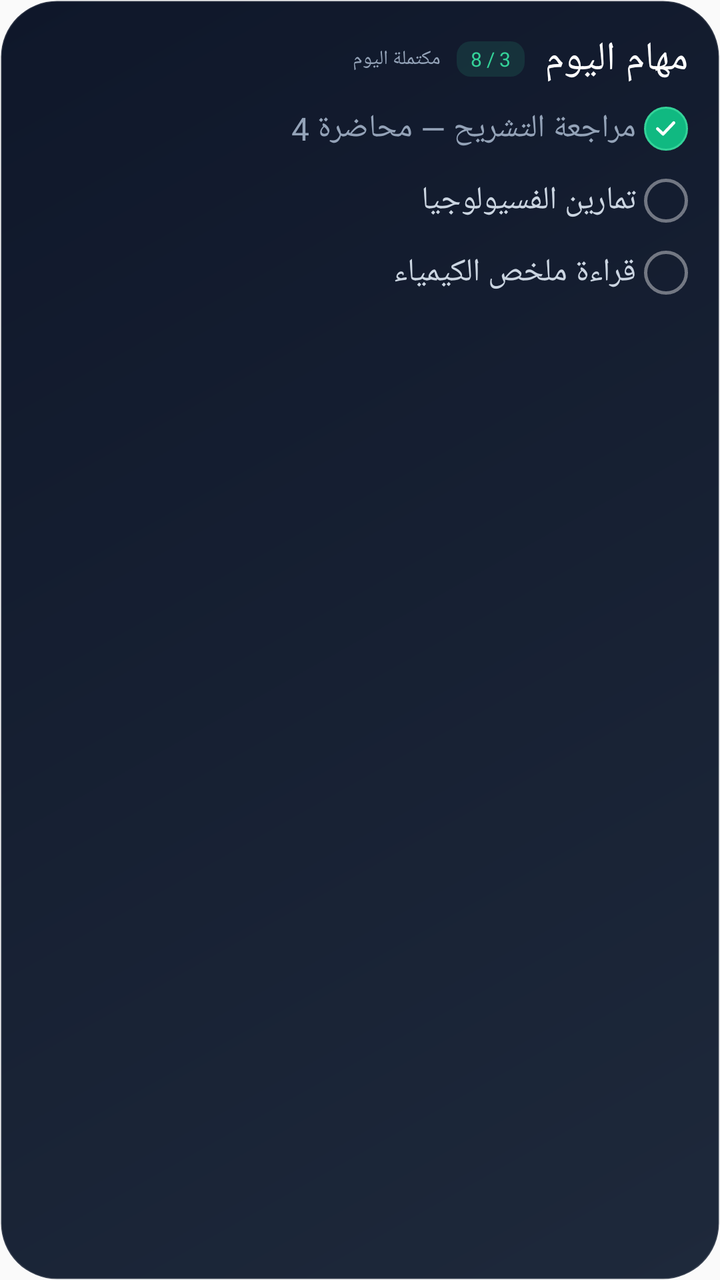
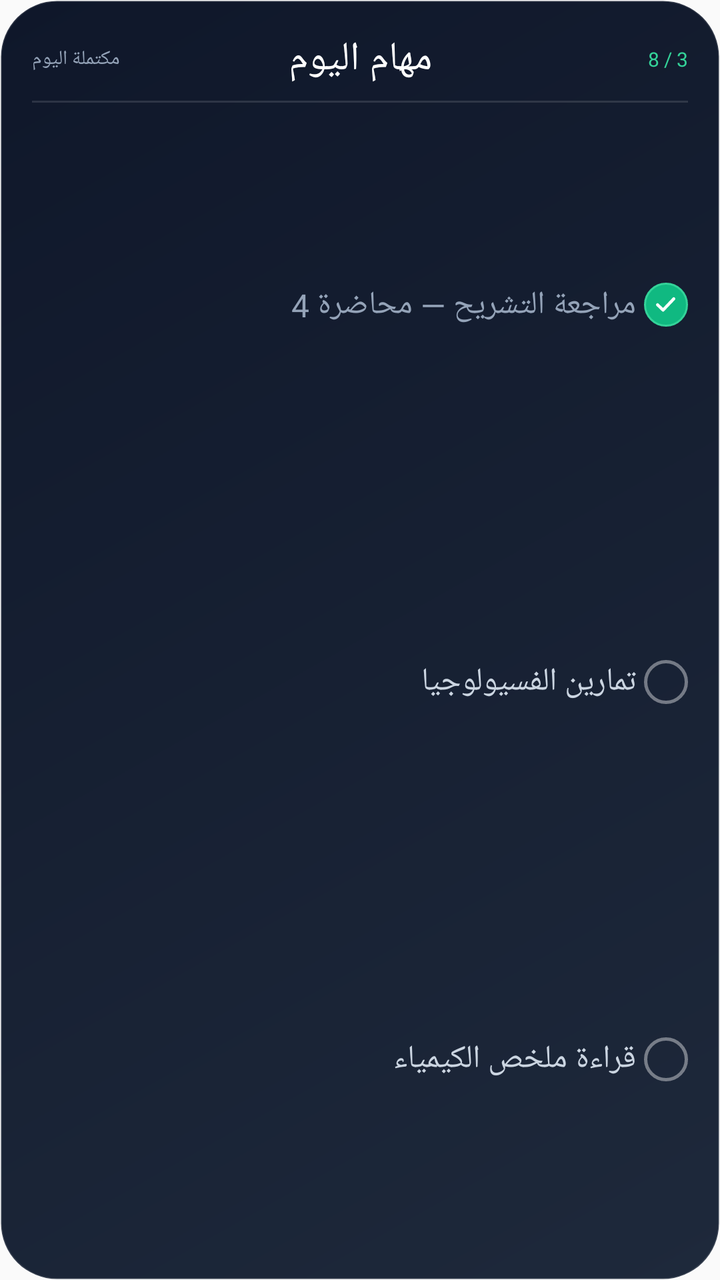

Before-and-after screenshots of an Android layout around one commit, followed by the original layout XML and the change that was made.
<!-- AndroidManifest.xml: application theme AppTheme -->
<!-- res/layout/widget_today_tasks_preview.xml -->
<?xml version="1.0" encoding="utf-8"?>
<LinearLayout xmlns:android="http://schemas.android.com/apk/res/android"
    android:layout_width="match_parent"
    android:layout_height="match_parent"
    android:layoutDirection="rtl"
    android:background="@drawable/widget_bg_tasks"
    android:orientation="vertical"
    android:padding="16dp">

    <LinearLayout
        android:layout_width="match_parent"
        android:layout_height="wrap_content"
        android:gravity="center_vertical"
        android:orientation="horizontal">

        <TextView
            android:layout_width="wrap_content"
            android:layout_height="wrap_content"
            android:fontFamily="@font/tajawal_extrabold"
            android:maxLines="1"
            android:text="@string/widget_today_tasks_label"
            android:textColor="#FFFFFFFF"
            android:textSize="20sp" />

        <TextView
            android:layout_width="wrap_content"
            android:layout_height="wrap_content"
            android:layout_marginStart="10dp"
            android:background="@drawable/widget_preview_pill_green"
            android:fontFamily="@font/tajawal_bold"
            android:paddingStart="7dp"
            android:paddingTop="2dp"
            android:paddingEnd="7dp"
            android:paddingBottom="2dp"
            android:text="@string/widget_today_tasks_preview_count"
            android:textColor="#FF34D399"
            android:textSize="10sp" />

        <TextView
            android:layout_width="wrap_content"
            android:layout_height="wrap_content"
            android:layout_marginStart="8dp"
            android:fontFamily="@font/tajawal_regular"
            android:maxLines="1"
            android:text="مكتملة اليوم"
            android:textColor="#FF94A3B8"
            android:textSize="10sp" />
    </LinearLayout>

    <LinearLayout
        android:layout_width="match_parent"
        android:layout_height="30dp"
        android:layout_marginTop="6dp"
        android:gravity="center_vertical"
        android:orientation="horizontal">
        <FrameLayout
            android:layout_width="22dp"
            android:layout_height="22dp"
            android:layout_marginEnd="4dp"
            android:background="@drawable/widget_circle_done">
            <ImageView
                android:layout_width="13dp"
                android:layout_height="13dp"
                android:layout_gravity="center"
                android:contentDescription="@null"
                android:src="@drawable/widget_ic_check"
                android:tint="#FFFFFFFF" />
        </FrameLayout>
        <TextView
            android:layout_width="0dp"
            android:layout_height="wrap_content"
            android:layout_weight="1"
            android:fontFamily="@font/tajawal_regular"
            android:maxLines="1"
            android:text="@string/widget_today_tasks_preview_task_done"
            android:textColor="#FF94A3B8"
            android:textSize="16sp" />
    </LinearLayout>

    <LinearLayout
        android:layout_width="match_parent"
        android:layout_height="30dp"
        android:layout_marginTop="6dp"
        android:gravity="center_vertical"
        android:orientation="horizontal">
        <ImageView
            android:layout_width="22dp"
            android:layout_height="22dp"
            android:layout_marginEnd="4dp"
            android:background="@drawable/widget_circle_empty" />
        <TextView
            android:layout_width="0dp"
            android:layout_height="wrap_content"
            android:layout_weight="1"
            android:fontFamily="@font/tajawal_bold"
            android:maxLines="1"
            android:text="@string/widget_today_tasks_preview_task_open"
            android:textColor="#FFCBD5E1"
            android:textSize="16sp" />
    </LinearLayout>

    <LinearLayout
        android:layout_width="match_parent"
        android:layout_height="30dp"
        android:layout_marginTop="6dp"
        android:gravity="center_vertical"
        android:orientation="horizontal">
        <ImageView
            android:layout_width="22dp"
            android:layout_height="22dp"
            android:layout_marginEnd="4dp"
            android:background="@drawable/widget_circle_empty" />
        <TextView
            android:layout_width="0dp"
            android:layout_height="wrap_content"
            android:layout_weight="1"
            android:fontFamily="@font/tajawal_bold"
            android:maxLines="1"
            android:text="@string/widget_today_tasks_preview_task_open2"
            android:textColor="#FFCBD5E1"
            android:textSize="16sp" />
    </LinearLayout>
</LinearLayout>
<!-- resources referenced by this layout -->
<resources>
  <!-- drawable widget_bg_tasks (drawable) -->
  <?xml version="1.0" encoding="utf-8"?>
  <shape xmlns:android="http://schemas.android.com/apk/res/android"
      android:shape="rectangle">
      <gradient
          android:angle="135"
          android:endColor="#FF0F172A"
          android:startColor="#FF1E293B"
          android:type="linear" />
      <corners android:radius="28dp" />
      <stroke
          android:width="1dp"
          android:color="#1FFFFFFF" />
  </shape>
  <!-- drawable widget_circle_done (drawable) -->
  <?xml version="1.0" encoding="utf-8"?>
  <shape xmlns:android="http://schemas.android.com/apk/res/android"
      android:shape="oval">
      <solid android:color="#FF10B981" />
      <stroke
          android:width="1dp"
          android:color="#FF34D399" />
  </shape>
  <!-- drawable widget_circle_empty (drawable) -->
  <?xml version="1.0" encoding="utf-8"?>
  <shape xmlns:android="http://schemas.android.com/apk/res/android"
      android:shape="oval">
      <stroke
          android:width="1.5dp"
          android:color="#66FFFFFF" />
  </shape>
  <!-- drawable widget_ic_check (drawable) -->
  <?xml version="1.0" encoding="utf-8"?>
  <vector xmlns:android="http://schemas.android.com/apk/res/android"
      android:width="24dp"
      android:height="24dp"
      android:viewportWidth="24"
      android:viewportHeight="24">
      <path
          android:name="check"
          android:pathData="M4.5,12.4 L9.6,17.3 L19.5,6.9"
          android:strokeColor="#FFFFFFFF"
          android:strokeWidth="2.8"
          android:strokeLineCap="round"
          android:strokeLineJoin="round"
          android:trimPathStart="0"
          android:trimPathEnd="1" />
  </vector>
  <!-- drawable widget_preview_pill_green (drawable) -->
  <?xml version="1.0" encoding="utf-8"?>
  <shape xmlns:android="http://schemas.android.com/apk/res/android" android:shape="rectangle">
      <solid android:color="#1F34D399" />
      <corners android:radius="7dp" />
  </shape>
  <string name="widget_today_tasks_label">مهام اليوم</string>
  <string name="widget_today_tasks_preview_count">3 / 8</string>
  <string name="widget_today_tasks_preview_task_done">مراجعة التشريح — محاضرة 4</string>
  <string name="widget_today_tasks_preview_task_open">تمارين الفسيولوجيا</string>
  <string name="widget_today_tasks_preview_task_open2">قراءة ملخص الكيمياء</string>
  <style name="AppTheme" parent="Theme.AppCompat.Light.DarkActionBar">
          
          <item name="colorPrimary">@color/colorPrimary</item>
          <item name="colorPrimaryDark">@color/colorPrimaryDark</item>
          <item name="colorAccent">@color/colorAccent</item>
      </style>
</resources>

<!-- the commit's change to res/layout/widget_today_tasks_preview.xml (unified diff, before → after) -->
@@ -14,6 +14,17 @@
         android:orientation="horizontal">
 
         <TextView
+            android:layout_width="0dp"
+            android:layout_height="wrap_content"
+            android:layout_weight="1"
+            android:fontFamily="@font/tajawal_bold"
+            android:gravity="start"
+            android:maxLines="1"
+            android:text="@string/widget_today_tasks_preview_count"
+            android:textColor="#FF34D399"
+            android:textSize="10sp" />
+
+        <TextView
             android:layout_width="wrap_content"
             android:layout_height="wrap_content"
             android:fontFamily="@font/tajawal_extrabold"
@@ -23,34 +34,28 @@
             android:textSize="20sp" />
 
         <TextView
-            android:layout_width="wrap_content"
+            android:layout_width="0dp"
             android:layout_height="wrap_content"
-            android:layout_marginStart="10dp"
-            android:background="@drawable/widget_preview_pill_green"
-            android:fontFamily="@font/tajawal_bold"
-            android:paddingStart="7dp"
-            android:paddingTop="2dp"
-            android:paddingEnd="7dp"
-            android:paddingBottom="2dp"
-            android:text="@string/widget_today_tasks_preview_count"
-            android:textColor="#FF34D399"
-            android:textSize="10sp" />
-
-        <TextView
-            android:layout_width="wrap_content"
-            android:layout_height="wrap_content"
-            android:layout_marginStart="8dp"
+            android:layout_weight="1"
             android:fontFamily="@font/tajawal_regular"
+            android:gravity="end"
             android:maxLines="1"
             android:text="مكتملة اليوم"
             android:textColor="#FF94A3B8"
             android:textSize="10sp" />
     </LinearLayout>
 
+    <View
+        android:layout_width="match_parent"
+        android:layout_height="1dp"
+        android:layout_marginTop="7dp"
+        android:background="#1FFFFFFF" />
+
     <LinearLayout
         android:layout_width="match_parent"
-        android:layout_height="30dp"
-        android:layout_marginTop="6dp"
+        android:layout_height="0dp"
+        android:layout_marginTop="7dp"
+        android:layout_weight="1"
         android:gravity="center_vertical"
         android:orientation="horizontal">
         <FrameLayout
@@ -79,8 +84,8 @@
 
     <LinearLayout
         android:layout_width="match_parent"
-        android:layout_height="30dp"
-        android:layout_marginTop="6dp"
+        android:layout_height="0dp"
+        android:layout_weight="1"
         android:gravity="center_vertical"
         android:orientation="horizontal">
         <ImageView
@@ -101,8 +106,8 @@
 
     <LinearLayout
         android:layout_width="match_parent"
-        android:layout_height="30dp"
-        android:layout_marginTop="6dp"
+        android:layout_height="0dp"
+        android:layout_weight="1"
         android:gravity="center_vertical"
         android:orientation="horizontal">
         <ImageView
<!-- resource entries referenced after the edit -->
@@ -48,12 +48,6 @@
           android:trimPathStart="0"
           android:trimPathEnd="1" />
   </vector>
-  <!-- drawable widget_preview_pill_green (drawable) -->
-  <?xml version="1.0" encoding="utf-8"?>
-  <shape xmlns:android="http://schemas.android.com/apk/res/android" android:shape="rectangle">
-      <solid android:color="#1F34D399" />
-      <corners android:radius="7dp" />
-  </shape>
   <string name="widget_today_tasks_label">مهام اليوم</string>
   <string name="widget_today_tasks_preview_count">3 / 8</string>
   <string name="widget_today_tasks_preview_task_done">مراجعة التشريح — محاضرة 4</string>
